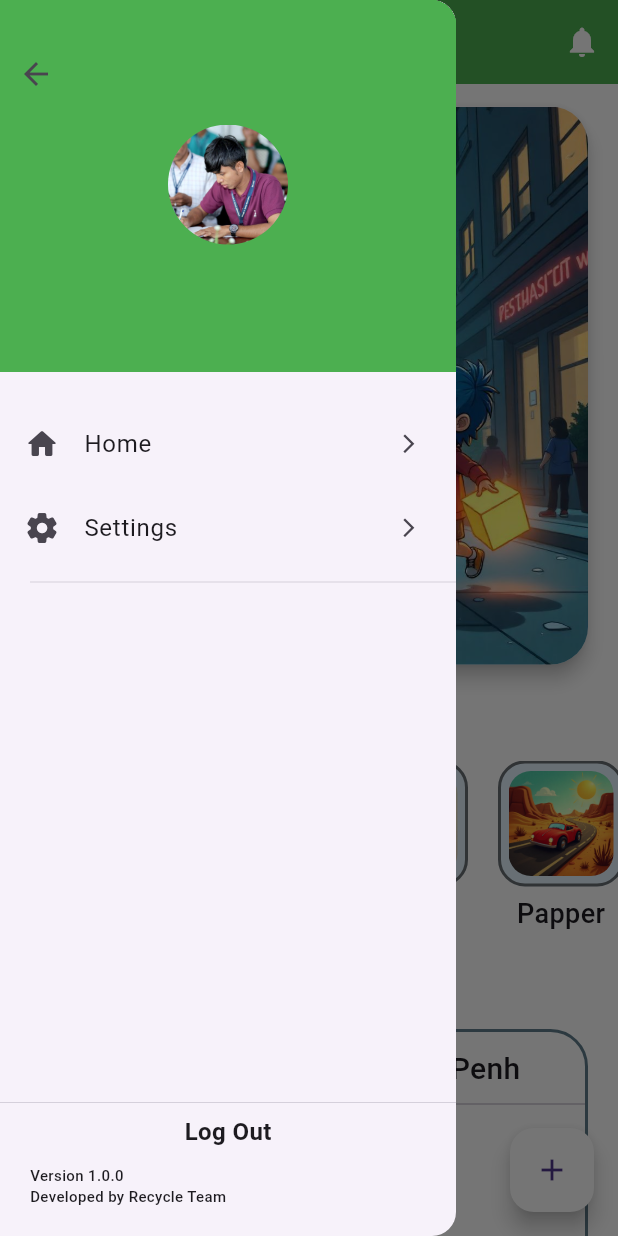
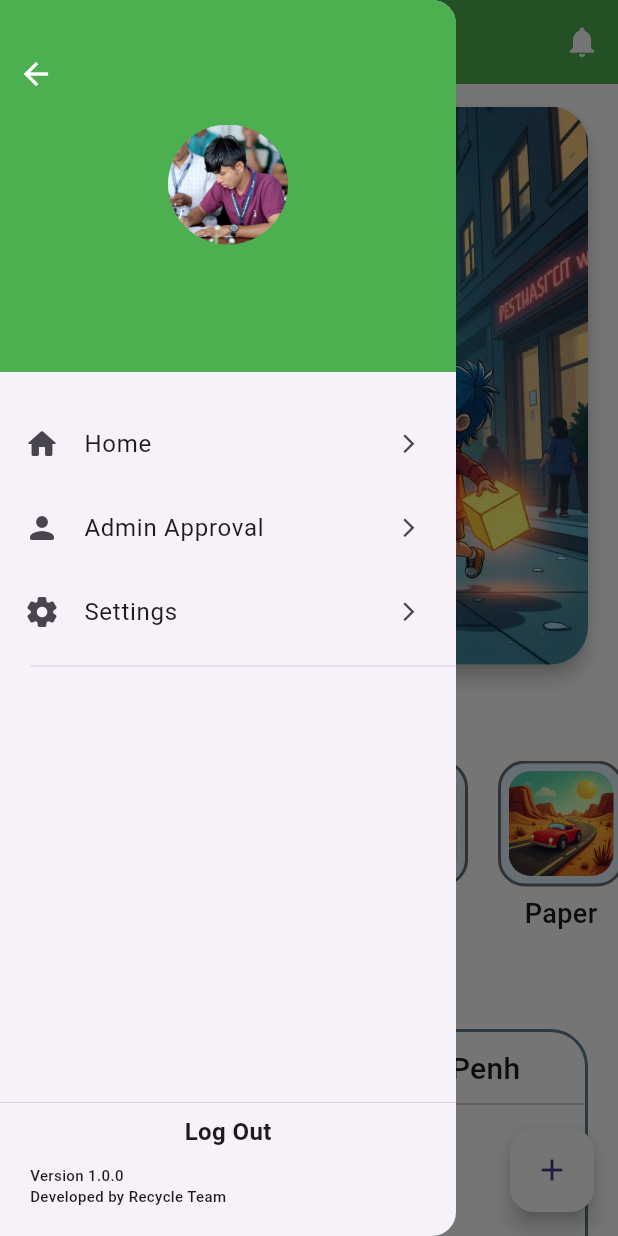
Before and after one commit to DiseirangCHHEUN/recycle_app, a Flutter app: the screen it shows once a user with an empty profile is signed in, with the side drawer open, on a phone screen of 412 x 824 dp. Run offline on Flutter 3.47's test engine with Material 3 defaults, Android fonts, the phone set to English and light mode, and no system bars; our stand-ins replace cloud_firestore, firebase_auth, firebase_core, google_sign_in, image_picker, random_string and 1 more; accounts and stored records are empty; network calls fail.

Commit message:
update admin approval function

```diff
--- a/lib/main.dart
+++ b/lib/main.dart
@@ -38,7 +38,7 @@ class MyApp extends StatelessWidget {
         '/home': (context) => HomePage(),
         '/onboarding': (context) => OnboardingPage(),
         '/uploadItem': (context) => UploadItem(),
-        '/approval': (context) => AdminApproval(),
+        '/admin_approval': (context) => AdminApproval(),
       },
     );
   }
--- a/lib/pages/home_page.dart
+++ b/lib/pages/home_page.dart
@@ -41,7 +41,7 @@ class _HomePageState extends State<HomePage> {
     return Scaffold(
       appBar: AppBar(
         foregroundColor: Colors.white,
-        title: Text("Recycle App"),
+        title: Text("សម្រាមកែឆ្នៃ", style: AppTextStyle.boldTextStyle(16)),
         centerTitle: true,
         backgroundColor: Colors.green,
         actions: [
@@ -68,7 +68,7 @@ class _HomePageState extends State<HomePage> {
                     mainAxisAlignment: MainAxisAlignment.spaceBetween,
                     children: [
                       IconButton(
-                        icon: Icon(Icons.arrow_back),
+                        icon: Icon(Icons.arrow_back, color: Colors.white),
                         onPressed: () {
                           Navigator.pop(context);
                         },
@@ -79,7 +79,7 @@ class _HomePageState extends State<HomePage> {
                   buildAvatarProfile(),
                   SizedBox(height: 10),
                   Text(
-                    user!.displayName ?? 'Annonymous',
+                    user!.displayName ?? 'Anonymous',
                     style: AppTextStyle.whiteTextStyle(20),
                   ),
                   Text(
@@ -96,6 +96,14 @@ class _HomePageState extends State<HomePage> {
               title: Text('Home'),
               onTap: () {
                 Navigator.pop(context);
+              },
+              trailing: Icon(Icons.arrow_forward_ios, size: 15),
+            ),
+            ListTile(
+              leading: Icon(Icons.person_rounded),
+              title: Text('Admin Approval'),
+              onTap: () {
+                Navigator.pushNamed(context, '/admin_approval');
               },
               trailing: Icon(Icons.arrow_forward_ios, size: 15),
             ),
@@ -251,7 +259,7 @@ class _HomePageState extends State<HomePage> {
       ),
       floatingActionButton: FloatingActionButton(
         onPressed: () {
-          Navigator.pushNamed(context, '/upload_item');
+          Navigator.pushNamed(context, '/uploadItem');
         },
         backgroundColor: Colors.white,
         child: Icon(Icons.add),
@@ -302,10 +310,7 @@ class _HomePageState extends State<HomePage> {
             text: "Plastic",
           ),
           SizedBox(width: 20),
-          _buildCategoryCard(
-            image: 'assets/images/papper.jpeg',
-            text: "Papper",
-          ),
+          _buildCategoryCard(image: 'assets/images/papper.jpeg', text: "Paper"),
         ],
       ),
     );
@@ -318,7 +323,7 @@ class _HomePageState extends State<HomePage> {
           onTap: () {
             Navigator.pushNamed(
               context,
-              '/upload_item',
+              '/uploadItem',
               arguments: {'categories': text, 'id': id},
               // Pass the category name to the upload item page
             );
--- a/lib/pages/upload_item.dart
+++ b/lib/pages/upload_item.dart
@@ -62,7 +62,6 @@ class _UploadItemState extends State<UploadItem> {
     final id = args?['id'] ?? '';
 
     return Scaffold(
-      appBar: AppBar(title: const Text('Admin Approval')),
       body: Column(
         crossAxisAlignment: CrossAxisAlignment.start,
         children: [
```
Also changed, not shown: lib/admin/admin_approval.dart (+96 -22 lines), lib/services/database.dart (+34 -0 lines).
